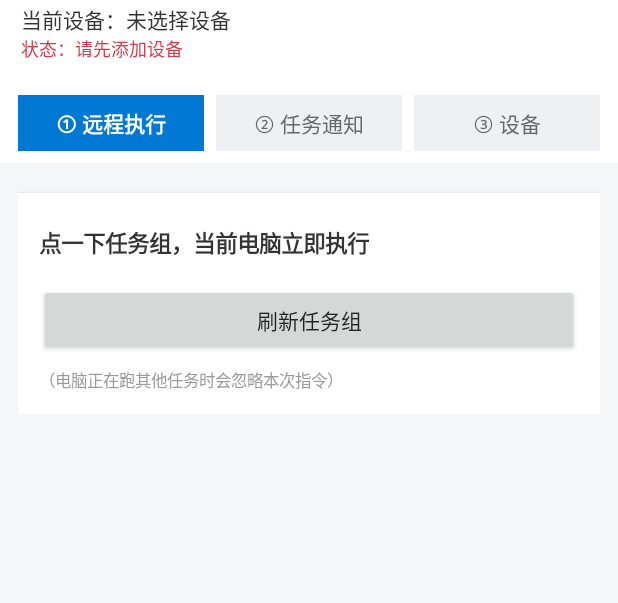
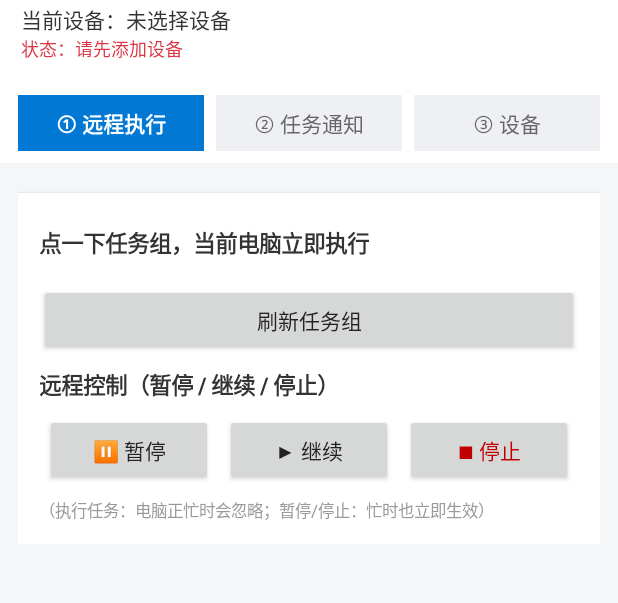
Before and after one commit to H-ZHOWEI/miaoxiang-link, an Android app: the screen it shows after launch (MainActivity), on a phone screen of 412 x 824 dp, the part 66-669 px from its top. Run offline under Robolectric (Android 15) with nearby library versions, the phone set to English and light mode, and no system bars; network calls fail; 1 statement that could not run was skipped.

Commit message:
v1.3：远程执行页新增暂停/继续/停止按钮（CloudApi.sendAction），配套电脑端 v1.7.0 控制指令

```diff
--- a/app/build.gradle.kts
+++ b/app/build.gradle.kts
@@ -20,8 +20,8 @@ android {
         applicationId = "com.miaoxiang.link"
         minSdk = 24
         targetSdk = 34
-        versionCode = 3
-        versionName = "1.2"
+        versionCode = 4
+        versionName = "1.3"
     }
 
     signingConfigs {
--- a/app/src/main/java/com/miaoxiang/link/MainActivity.kt
+++ b/app/src/main/java/com/miaoxiang/link/MainActivity.kt
@@ -24,9 +24,10 @@ import java.text.SimpleDateFormat
 import java.util.*
 
 /**
- * 喵想联动 - 主界面（v1.2）
+ * 喵想联动 - 主界面（v1.3）
  *  - 三页签：远程执行 / 任务通知 / 设备，通知不再被长脚本列表挤到底部
  *  - 多台已配对设备可切换，所有收发都走「当前设备」的配对码
+ *  - v1.3 新增远程控制：暂停 / 继续 / 停止当前设备正在执行的任务
  */
 class MainActivity : AppCompatActivity() {
 
@@ -144,8 +145,28 @@ class MainActivity : AppCompatActivity() {
             text = "刷新任务组"
             setOnClickListener { loadGroups(showToast = true) }
         }, lpWrap())
+        // 远程控制：暂停 / 继续 / 停止当前设备正在执行的任务
+        addSectionTitle(cardTask, "远程控制（暂停 / 继续 / 停止）")
+        val ctrlRow = LinearLayout(this).apply { orientation = LinearLayout.HORIZONTAL }
+        ctrlRow.addView(Button(this).apply {
+            text = "⏸ 暂停"
+            isAllCaps = false
+            setOnClickListener { sendActionCmd("pause", "暂停") }
+        }, lpWeight())
+        ctrlRow.addView(Button(this).apply {
+            text = "▶ 继续"
+            isAllCaps = false
+            setOnClickListener { sendActionCmd("resume", "继续") }
+        }, lpWeight())
+        ctrlRow.addView(Button(this).apply {
+            text = "■ 停止"
+            isAllCaps = false
+            setTextColor(Color.parseColor("#C00000"))
+            setOnClickListener { sendActionCmd("stop", "停止") }
+        }, lpWeight())
+        cardTask.addView(ctrlRow, lpWrap())
         cardTask.addView(TextView(this).apply {
-            text = "（电脑正在跑其他任务时会忽略本次指令）"
+            text = "（执行任务：电脑正忙时会忽略；暂停/停止：忙时也立即生效）"
             textSize = 11f
             setTextColor(Color.parseColor("#999999"))
         }, lpWrap())
@@ -539,6 +560,20 @@ class MainActivity : AppCompatActivity() {
         }
     }
 
+    /** 下发暂停/继续/停止控制指令到当前设备。 */
+    private fun sendActionCmd(action: String, label: String) {
+        val pair = prefs.currentCode
+        if (pair.isEmpty()) { toast("请先添加设备"); return }
+        val device = prefs.currentDeviceName
+        toast("已发送「${label}」到：${device}")
+        scope.launch {
+            val ok = withContext(Dispatchers.IO) {
+                CloudApi.sendAction(pair, action).isSuccess
+            }
+            if (!ok) toast("「${label}」发送失败，请检查网络")
+        }
+    }
+
     private suspend fun loadNotificationsInternal() {
         val pair = prefs.currentCode
         if (pair.isEmpty()) return
```
Also changed, not shown: app/src/main/java/com/miaoxiang/link/CloudApi.kt (+23 -2 lines), 5 other files.
